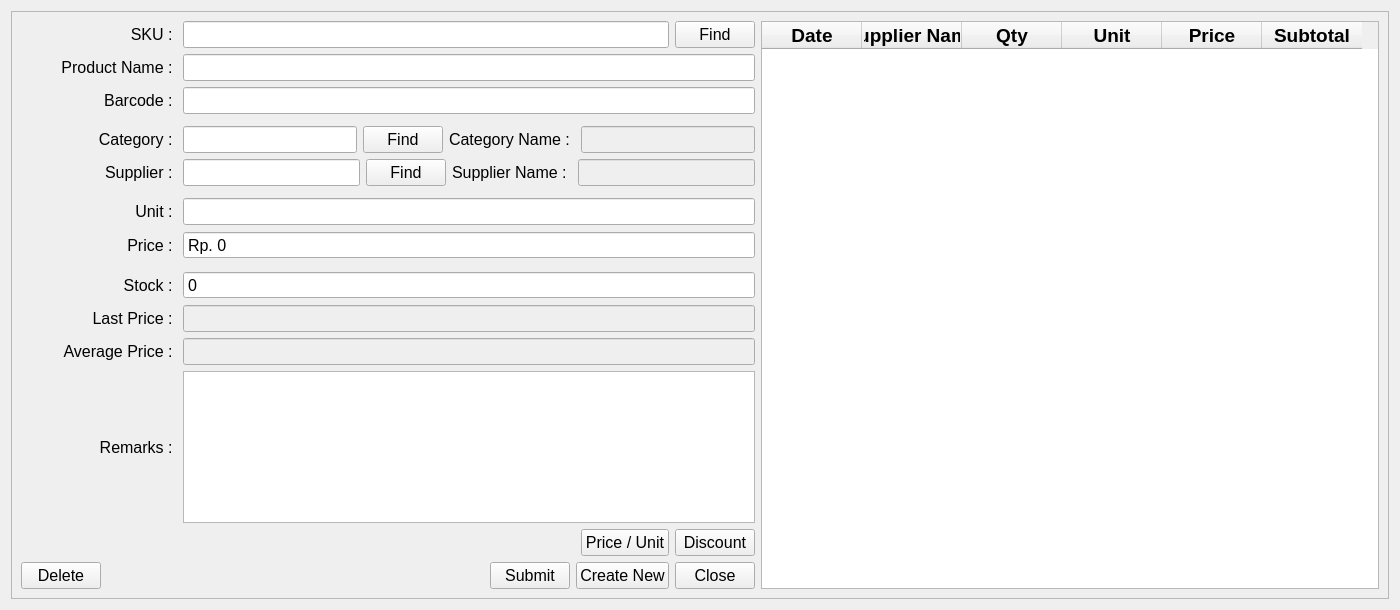
First picture: the form in ui/master_stock.ui, repository michael-halim/pos, before the edit.
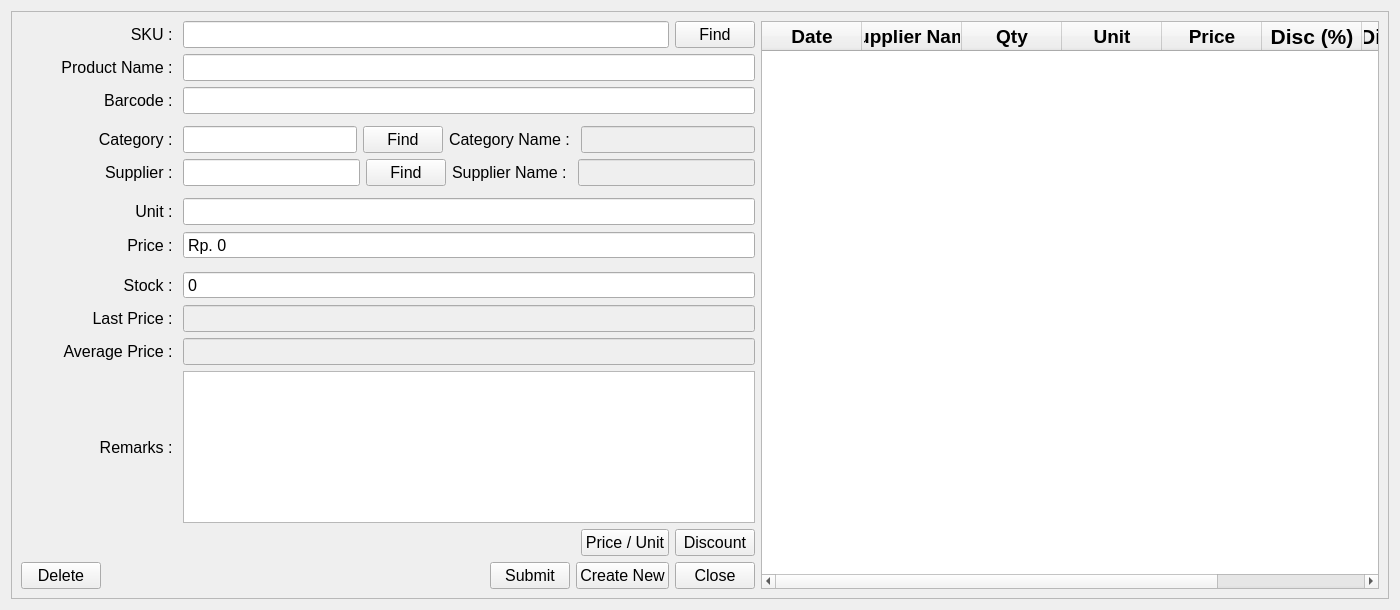
Second picture: the form after the edit.

Commit message: Patch#18: Discount Purchasing Logic - Added Discount Logic in Purchasing - Added Discount Rp and Pct in Purchasing History - Added Logic and Stock Counting in Purchasing - Refactor Purchasing Code - Added Radio Button for Discount Choice

The edit to the form file:
```diff
--- a/ui/master_stock.ui
+++ b/ui/master_stock.ui
@@ -754,6 +754,36 @@
             <set>AlignCenter</set>
            </property>
           </column>
+          <column>
+           <property name="text">
+            <string>Disc (%)</string>
+           </property>
+           <property name="font">
+            <font>
+             <pointsize>16</pointsize>
+             <weight>75</weight>
+             <bold>true</bold>
+            </font>
+           </property>
+           <property name="textAlignment">
+            <set>AlignCenter</set>
+           </property>
+          </column>
+          <column>
+           <property name="text">
+            <string>Disc (Rp. )</string>
+           </property>
+           <property name="font">
+            <font>
+             <pointsize>16</pointsize>
+             <weight>75</weight>
+             <bold>true</bold>
+            </font>
+           </property>
+           <property name="textAlignment">
+            <set>AlignCenter</set>
+           </property>
+          </column>
           <column>
            <property name="text">
             <string>Subtotal</string>
```
The commit also changes 10 other files.
